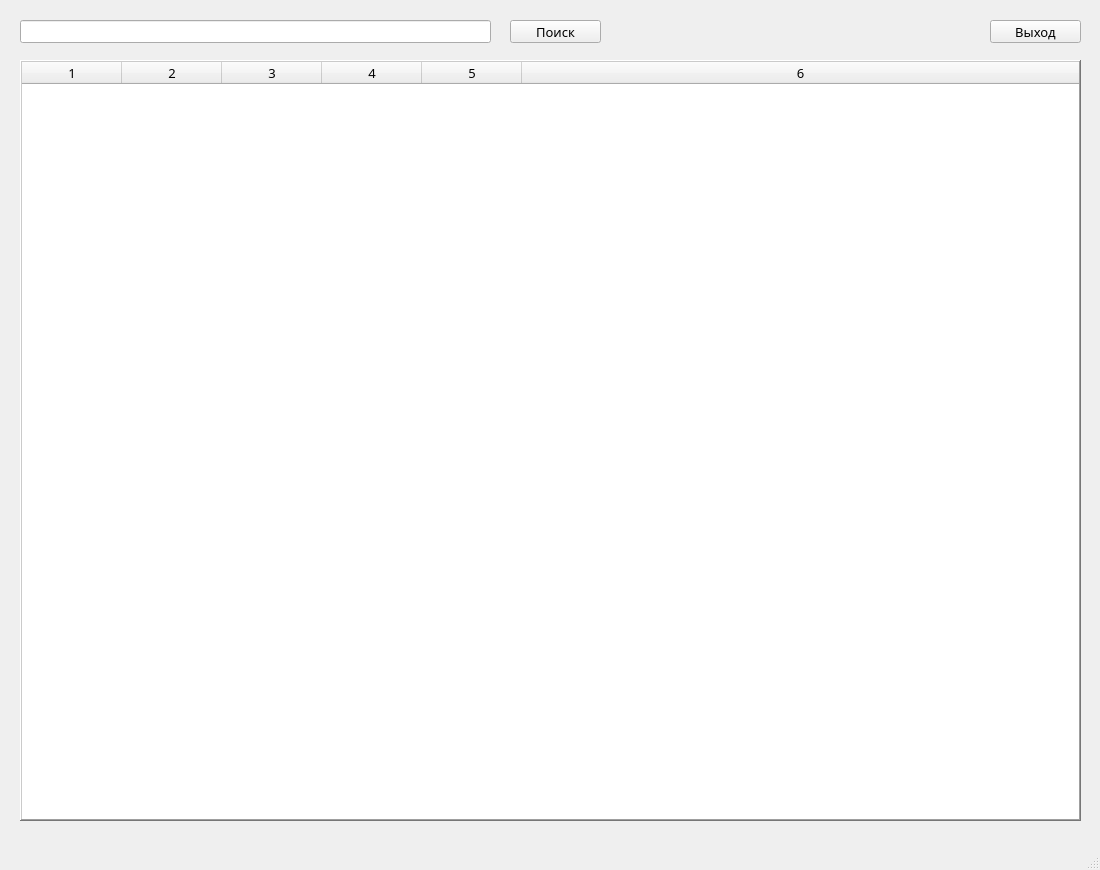
Before: the Qt Designer form window.ui in wtrghux/python_vndb_parser, drawn with Qt 5.
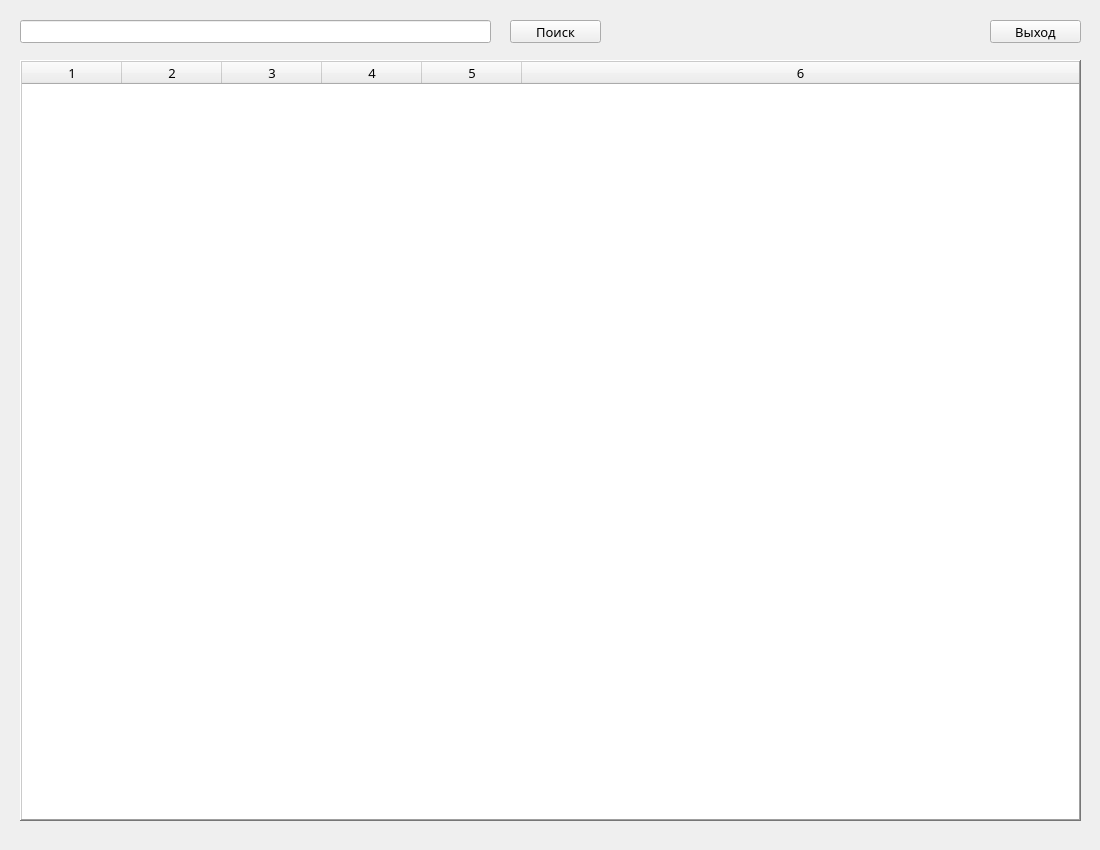
After: the same form once the commit is applied.

Commit message: hide statusbar

What changed in the file:
```diff
--- a/window.ui
+++ b/window.ui
@@ -7,7 +7,7 @@
     <x>0</x>
     <y>0</y>
     <width>1100</width>
-    <height>870</height>
+    <height>850</height>
    </rect>
   </property>
   <property name="windowTitle">
@@ -134,7 +134,14 @@
     </rect>
    </property>
   </widget>
-  <widget class="QStatusBar" name="statusbar"/>
+  <widget class="QStatusBar" name="statusbar">
+   <property name="enabled">
+    <bool>false</bool>
+   </property>
+   <property name="sizeGripEnabled">
+    <bool>false</bool>
+   </property>
+  </widget>
  </widget>
  <resources/>
  <connections/>
```
The commit also changes 1 other file.
